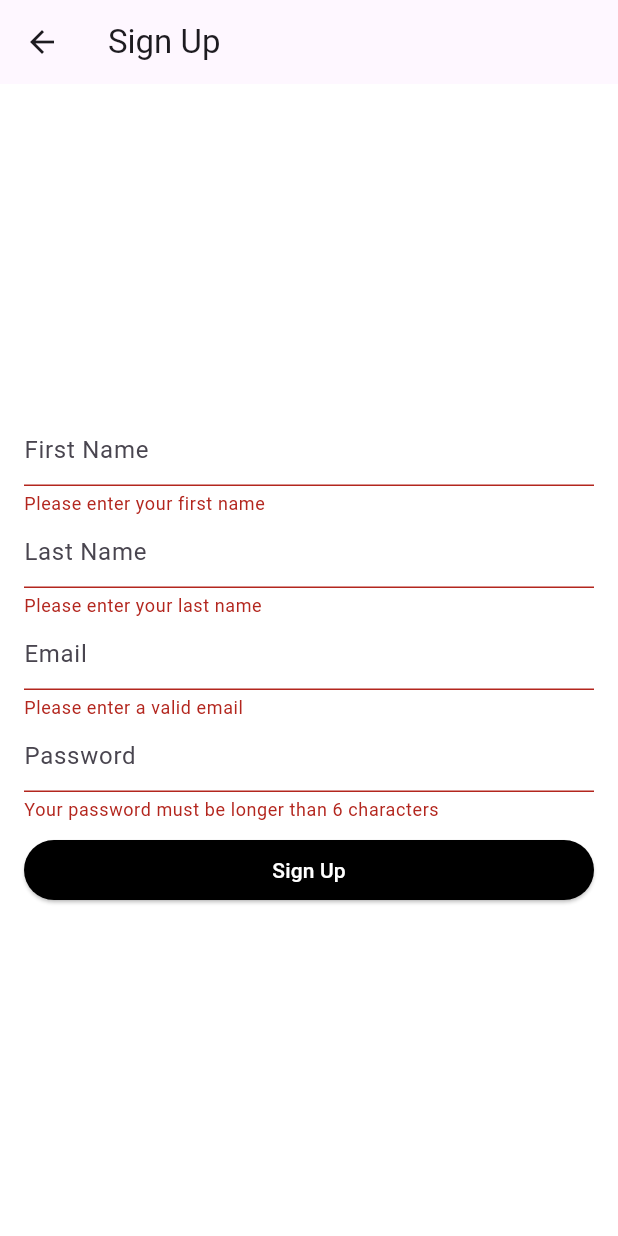
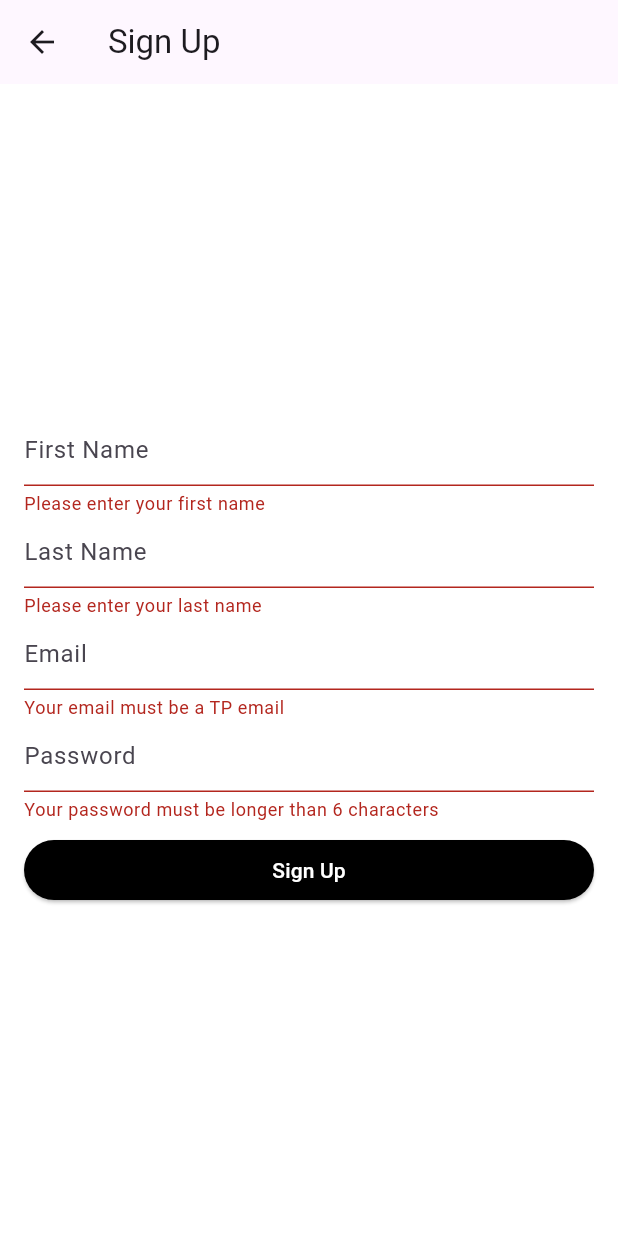
Before and after one commit to spaaacy/ap-lanes, a Flutter app: the SignUpScreen screen opened directly, after a tap on "Sign Up", on a phone screen of 412 x 824 dp. Run offline on Flutter 3.47's test engine with Material 2 defaults, Android fonts, the phone set to English and light mode, and no system bars; our stand-ins replace cloud_firestore, firebase_auth, firebase_core, flutter_typeahead, geolocator, google_maps_flutter; accounts and stored records are empty.

Commit message:
Updated email validation to only allow TP email

```diff
--- a/lib/ui/auth/signup_screen.dart
+++ b/lib/ui/auth/signup_screen.dart
@@ -1,7 +1,6 @@
 import 'package:apu_rideshare/services/auth_service.dart';
 import 'package:apu_rideshare/util/constants.dart' as constants;
 import 'package:apu_rideshare/util/ui_helper.dart' as ui_helper;
-import 'package:email_validator/email_validator.dart';
 import 'package:flutter/material.dart';
 import 'package:provider/provider.dart';
 
@@ -14,6 +13,7 @@ class SignUpScreen extends StatelessWidget {
   final lastNameController = TextEditingController();
 
   final _signUpFormKey = GlobalKey<FormState>();
+  final _emailRegExp = RegExp(r'tp\d{6}@mail\.apu\.edu\.my', caseSensitive: false);
 
   @override
   Widget build(BuildContext context) {
@@ -50,8 +50,8 @@ class SignUpScreen extends StatelessWidget {
               ),
               TextFormField(
                 validator: (value) {
-                  if (value == null || value.isEmpty || !EmailValidator.validate(value)) {
-                    return 'Please enter a valid email';
+                  if (value == null || value.isEmpty || !_emailRegExp.hasMatch(value)) {
+                    return 'Your email must be a TP email';
                   }
                   return null;
                 },
@@ -92,10 +92,10 @@ class SignUpScreen extends StatelessWidget {
 
                           if (context.mounted) {
                             if (result == constants.SIGNED_IN) {
-                              Navigator.of(context).pop();
-                              Navigator.of(context).pop();
+                              Navigator.of(context).pop(); // pop loader
+                              Navigator.of(context).pop(); // pop signup page
                             } else {
-                              Navigator.of(context).pop();
+                              Navigator.of(context).pop(); // pop loader
                               ScaffoldMessenger.of(context).showSnackBar(
                                 const SnackBar(content: Text('Something went wrong when signing up.')),
                               );
```
Also changed, not shown: lib/ui/common/custom_map.dart (+3 -4 lines).
